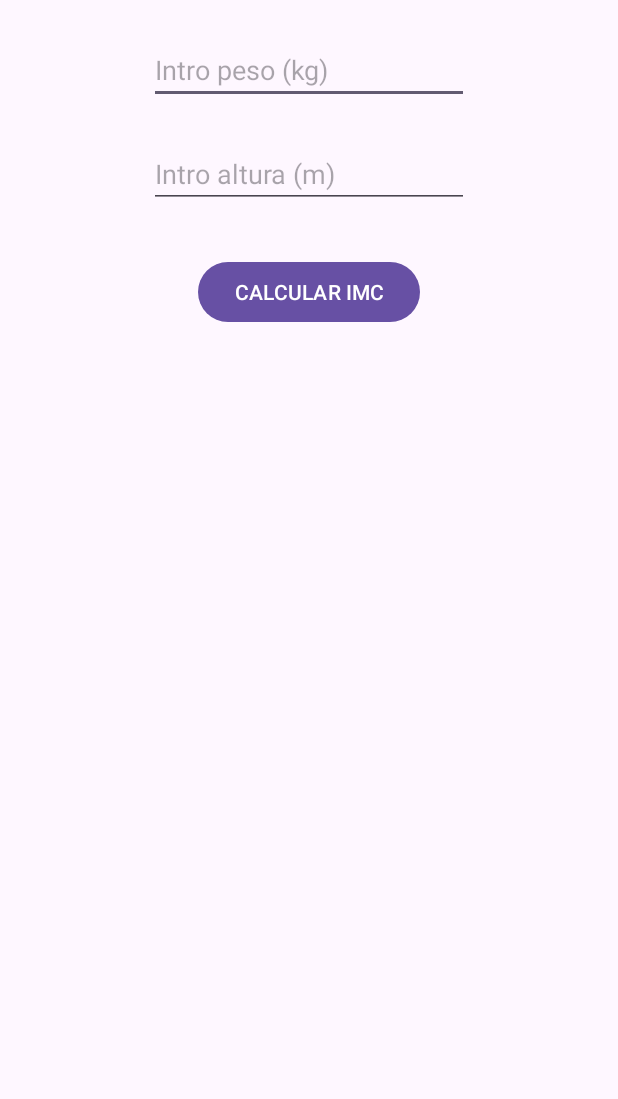
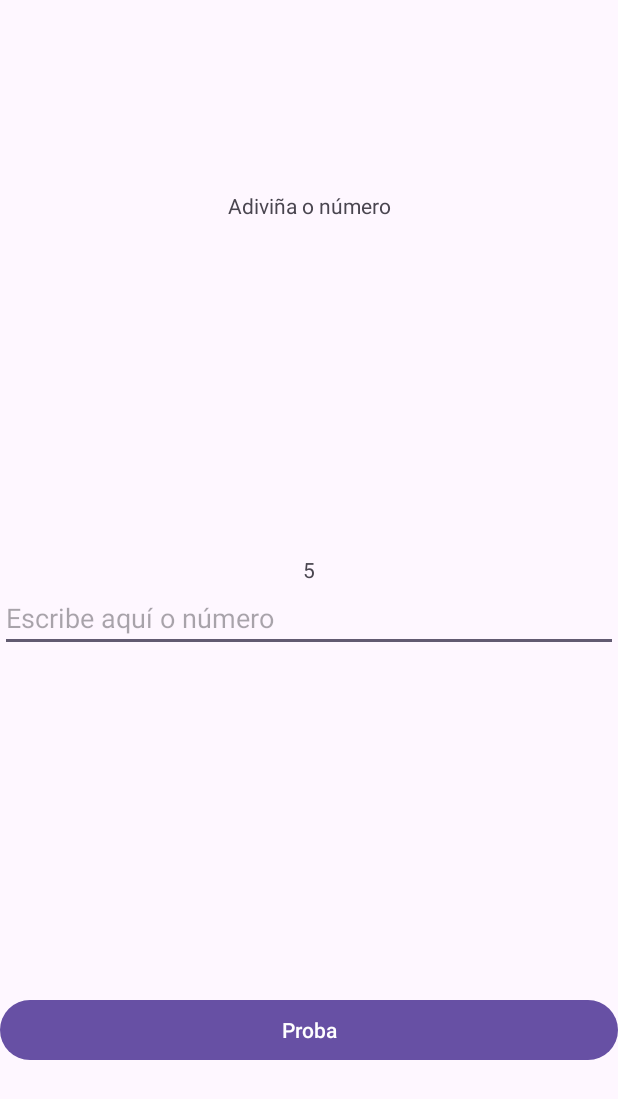
Before and after one commit to Valexx55/CursoCNTProfe, an Android app: the screen it shows after launch (IMCActivity before the commit, Adivina after it), on a phone screen of 412 x 824 dp. Shown: the top 1099 px of the screen. Run offline under Robolectric (Android 15) with nearby library versions, the phone set to English and light mode, and no system bars.

Commit message:
adivina 1/2

```diff
--- a/app/build.gradle.kts
+++ b/app/build.gradle.kts
@@ -45,4 +45,5 @@ dependencies {
     testImplementation(libs.junit)
     androidTestImplementation(libs.androidx.junit)
     androidTestImplementation(libs.androidx.espresso.core)
+    //implementation(":pruebaskotlin")
 }
--- /dev/null
+++ b/app/src/main/java/edu/cnt/developer/profe/Adivina.kt
@@ -0,0 +1,142 @@
+    package edu.cnt.developer.profe
+
+    import android.content.Intent
+    import android.os.Bundle
+    import android.util.Log
+    import android.view.View
+    import android.widget.EditText
+    import android.widget.TextView
+    import android.widget.Toast
+    import androidx.activity.enableEdgeToEdge
+    import androidx.appcompat.app.AppCompatActivity
+    import androidx.core.view.ViewCompat
+    import androidx.core.view.WindowInsetsCompat
+    import kotlin.random.Random
+
+    class Adivina : AppCompatActivity() {
+        var posibilidades: Int = 5
+        var numeroAleatorio: Int = 0
+
+        lateinit var numeroCampo: EditText
+        lateinit var campoPosibilidades: TextView
+        lateinit var campoResultado: TextView
+
+        /**
+         * var numeroCampo: EditText = findViewById<EditText>(R.id.txt_numero)
+         *             var numero: Int = Integer.parseInt(numeroCampo.text.toString())
+         *
+         *             var campoPosibilidades: TextView = findViewById<TextView>(R.id.txt_posibilidades)
+         *             var campoResultado: TextView = findViewById<TextView>(R.id.txt_mensaxe)
+         */
+
+
+        override fun onCreate(savedInstanceState: Bundle?) {
+            super.onCreate(savedInstanceState)
+            Log.d("MIAPP", "ONCREATE")
+            enableEdgeToEdge()
+            setContentView(R.layout.activity_adivina)
+            ViewCompat.setOnApplyWindowInsetsListener(findViewById(R.id.main)) { v, insets ->
+                val systemBars = insets.getInsets(WindowInsetsCompat.Type.systemBars())
+                v.setPadding(systemBars.left, systemBars.top, systemBars.right, systemBars.bottom)
+                insets
+            }
+
+            this.numeroCampo= findViewById<EditText>(R.id.txt_numero) //mete persona
+            this.campoPosibilidades = findViewById<TextView>(R.id.txt_posibilidades) //vidas
+            this.campoResultado = findViewById<TextView>(R.id.txt_mensaxe) //mensaje mayor/menor
+
+            //numeroAleatorio = Random.nextInt(1, 100);
+            //outState.putInt("NUM_ALEATORIO", this.numeroAleatorio)
+            //outState.putInt("NUM_POSIBILIDADES", this.posibilidades)
+            this.numeroAleatorio = savedInstanceState?.getInt("NUM_ALEATORIO") ?: Random.nextInt(1, 100)
+            this.posibilidades = savedInstanceState?.getInt("NUM_POSIBILIDADES") ?: 5
+            Log.d("Dato", "numero $numeroAleatorio")
+            this.campoPosibilidades.text = this.posibilidades.toString()
+
+
+        }
+
+        //TODO mejorar: 1) opción de reiniciar una vez finalizada la partida
+        //2) si pierde, informar al usuario del número buscado/aleatorio
+
+        override fun onStart() {
+            super.onStart()
+            Log.d("MIAPP", "ONSTART")
+        }
+
+        override fun onResume() {
+            super.onResume()
+            Log.d("MIAPP", "ONRESUME")
+        }
+
+        override fun onPause() {
+            super.onPause()
+            Log.d("MIAPP", "ONPAUSE")
+        }
+
+        override fun onStop() {
+            super.onStop()
+            Log.d("MIAPP", "ONSTOP")
+        }
+
+        override fun onDestroy() {
+            super.onDestroy()
+            Log.d("MIAPP", "ONDESTROY")
+        }
+
+        override fun onSaveInstanceState(outState: Bundle) {
+            super.onSaveInstanceState(outState)
+            //ESTE MÉTODO ES INVOCADO POR ANDROID AUTOMÁTICAMENTE CUANDO SE RECREA LA ACTIVIDAD
+            //CUANDO GIRO EL TELÉFONO TAMBIÉN
+            //ME DA LA OPORTUNIDAD DE GUARDAR INFORMACIÓN NO VISUAL
+            Log.d("MIAPP", "onSaveInstanceState")
+            //vamos a la guardar la info en el bundle - ESTADO
+            //las vidas-posibilidades
+            //el número aleatorio
+            outState.putInt("NUM_ALEATORIO", this.numeroAleatorio)
+            outState.putInt("NUM_POSIBILIDADES", this.posibilidades)
+
+        }
+
+
+
+        fun testar(view: View): Unit {
+
+            var numeroCampo: EditText = findViewById<EditText>(R.id.txt_numero)
+            var numero: Int = Integer.parseInt(numeroCampo.text.toString())
+
+            var campoPosibilidades: TextView = findViewById<TextView>(R.id.txt_posibilidades)
+            var campoResultado: TextView = findViewById<TextView>(R.id.txt_mensaxe)
+
+            if (this.numeroAleatorio == numero) {
+                campoResultado.text = "Correcto"
+                //var pantallaCorrecto: Intent = Intent(this, adivinanzaCorrecto::class.java)
+                //startActivity(pantallaCorrecto)
+                var final: Toast =
+                    Toast.makeText(this, "Has acertado campeón, ENHORABUENA!", Toast.LENGTH_LONG)
+                final.show()
+
+            } else {
+
+                if (numeroAleatorio > numero) {
+                    campoResultado.text = "Erro... O número é maior"
+                } else {
+                    campoResultado.text = "Erro... O número é menor"
+
+                }
+
+                this.posibilidades--
+                campoPosibilidades.text = "Posibilidades = ${this.posibilidades}"
+
+                if (this.posibilidades == 0) {
+
+                    numeroCampo.isEnabled = false;
+                    var final: Toast =
+                        Toast.makeText(this, "Xa non podes seguir xogando", Toast.LENGTH_LONG)
+                    final.show()
+
+                }
+
+            }
+        }
+    }
--- a/app/src/main/java/edu/cnt/developer/profe/IMCActivity.kt
+++ b/app/src/main/java/edu/cnt/developer/profe/IMCActivity.kt
@@ -38,6 +38,8 @@ class IMCActivity : AppCompatActivity() {
             v.setPadding(systemBars.left, systemBars.top, systemBars.right, systemBars.bottom)
             insets
         }
+
+
     }
 
     fun calcularImc(view: View) {
@@ -76,4 +78,6 @@ class IMCActivity : AppCompatActivity() {
 
         }
     }
+
+
 }
--- /dev/null
+++ b/app/src/main/res/layout/activity_adivina.xml
@@ -0,0 +1,68 @@
+<?xml version="1.0" encoding="utf-8"?>
+<LinearLayout xmlns:android="http://schemas.android.com/apk/res/android"
+    xmlns:app="http://schemas.android.com/apk/res-auto"
+    xmlns:tools="http://schemas.android.com/tools"
+    android:id="@+id/main"
+    android:layout_width="match_parent"
+    android:layout_height="match_parent"
+    android:orientation="vertical"
+    tools:context=".Adivina">
+
+    <LinearLayout
+        android:layout_width="match_parent"
+        android:layout_height="0px"
+        android:layout_weight="1"
+        android:gravity="center">
+
+
+        <TextView
+            android:id="@+id/txt_titulo"
+            android:layout_width="match_parent"
+            android:layout_height="wrap_content"
+            android:text="Adiviña o número"
+            android:textAlignment="center"/>
+    </LinearLayout>
+    <LinearLayout
+        android:layout_width="match_parent"
+        android:layout_height="0px"
+        android:layout_weight="1"
+        android:orientation="vertical"
+        android:gravity="center">
+
+
+        <TextView
+            android:id="@+id/txt_posibilidades"
+            android:layout_width="match_parent"
+            android:layout_height="wrap_content"
+            android:text="Posibilidades: 5"
+            android:textAlignment="center"/>
+        <EditText
+            android:id="@+id/txt_numero"
+            android:layout_width="match_parent"
+            android:layout_height="wrap_content"
+            android:ems="10"
+            android:inputType="number"
+            android:hint="Escribe aquí o número"/>
+        <TextView
+            android:id="@+id/txt_mensaxe"
+            android:layout_width="match_parent"
+            android:layout_height="wrap_content"
+            android:text=""
+            android:textColor="#FF0000"/>
+    </LinearLayout>
+    <LinearLayout
+        android:layout_width="match_parent"
+        android:layout_height="0px"
+        android:layout_weight="1"
+        android:gravity="center">
+
+
+        <Button
+            android:id="@+id/btn_probar"
+            android:layout_width="match_parent"
+            android:layout_height="wrap_content"
+            android:onClick="testar"
+            android:text="Proba" />
+    </LinearLayout>
+
+</LinearLayout>
--- a/build.gradle.kts
+++ b/build.gradle.kts
@@ -2,4 +2,5 @@
 plugins {
     alias(libs.plugins.android.application) apply false
     alias(libs.plugins.kotlin.android) apply false
+    alias(libs.plugins.jetbrains.kotlin.jvm) apply false
 }
--- a/gradle/libs.versions.toml
+++ b/gradle/libs.versions.toml
@@ -9,6 +9,7 @@ appcompat = "1.7.0"
 material = "1.12.0"
 activity = "1.10.1"
 constraintlayout = "2.2.1"
+jetbrainsKotlinJvm = "1.9.24"
 
 [libraries]
 androidx-core-ktx = { group = "androidx.core", name = "core-ktx", version.ref = "coreKtx" }
@@ -23,3 +24,4 @@ androidx-constraintlayout = { group = "androidx.constraintlayout", name = "const
 [plugins]
 android-application = { id = "com.android.application", version.ref = "agp" }
 kotlin-android = { id = "org.jetbrains.kotlin.android", version.ref = "kotlin" }
+jetbrains-kotlin-jvm = { id = "org.jetbrains.kotlin.jvm", version.ref = "jetbrainsKotlinJvm" }
--- /dev/null
+++ b/lib2/src/main/java/edu/cnt/developer/pruebas/MyClass.kt
@@ -0,0 +1,4 @@
+package edu.cnt.developer.pruebas
+
+class MyClass {
+}
--- /dev/null
+++ b/mikotlin/src/main/java/edu/cnt/developer/mikotlin/MyClass.kt
@@ -0,0 +1,4 @@
+package edu.cnt.developer.mikotlin
+
+class MyClass {
+}
--- /dev/null
+++ b/pruebaskotlin/src/main/java/edu/cnt/developer/pruebaskotlin/MyClass.kt
@@ -0,0 +1,4 @@
+package edu.cnt.developer.pruebaskotlin
+
+class MyClass {
+}
--- a/settings.gradle.kts
+++ b/settings.gradle.kts
@@ -21,3 +21,4 @@ dependencyResolutionManagement {
 
 rootProject.name = "CursoCNTProfe"
 include(":app")
+include(":pruebaskotlin")
```
Also changed, not shown: app/src/main/AndroidManifest.xml (+15 -6 lines), app/src/main/res/raw/enunciado.txt (added, +17 -0 lines), lib2/build.gradle.kts (added, +15 -0 lines), mikotlin/build.gradle.kts (added, +15 -0 lines), mikotlin/src/main/java/edu/cnt/developer/mikotlin/MainKotiln.kt (added, +7 -0 lines), pruebaskotlin/build.gradle.kts (added, +15 -0 lines), pruebaskotlin/src/main/java/edu/cnt/developer/pruebaskotlin/MainKotlin.kt (added, +8 -0 lines), 3 other files.
